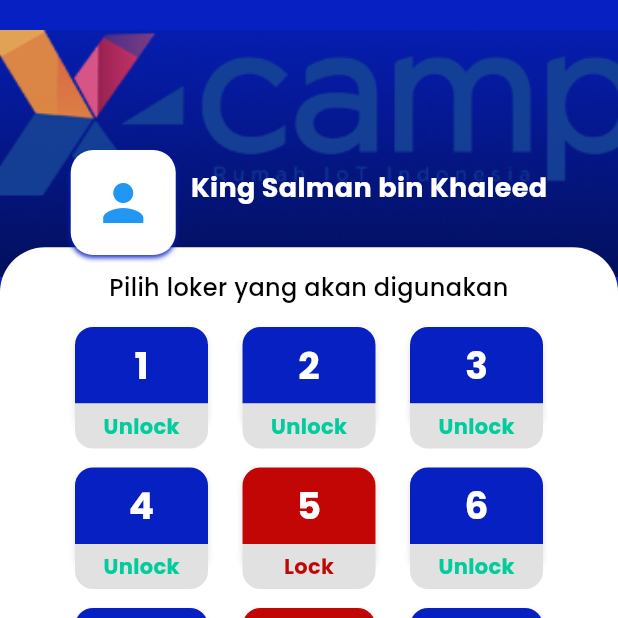
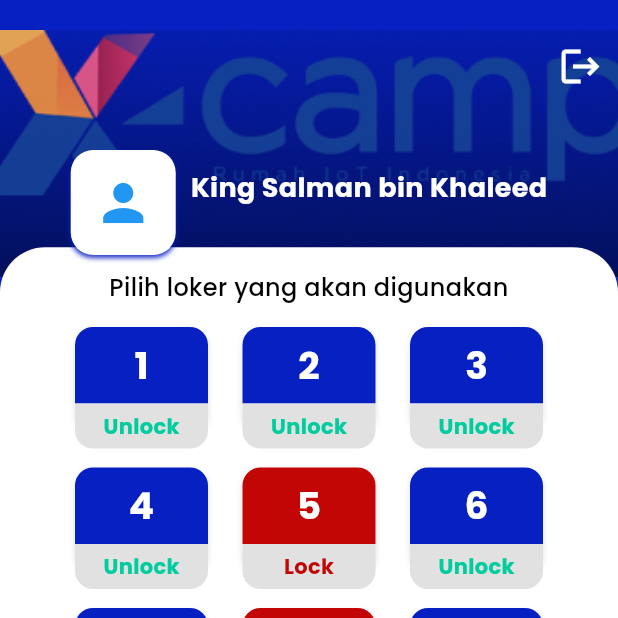
Before and after one commit to Imanrmd29/XLocker_V2, a Flutter app: the HomeScreen screen opened by its route, on a phone screen of 412 x 824 dp, the top half of it. Run offline on Flutter 3.47's test engine with Material 3 defaults, Android fonts, the phone set to English and light mode, and no system bars; accounts and stored records are empty.

Commit message:
Login Logout Done

```diff
--- a/lib/screens/home_screen.dart
+++ b/lib/screens/home_screen.dart
@@ -45,6 +45,20 @@ class HomeScreen extends StatelessWidget {
                   topRight: Radius.circular(30),
                 ),
               ),
+            ),
+          ),
+          // Tombol logout
+          Positioned(
+            top: 20, // Jarak dari atas
+            right: 1, // Jarak dari kanan
+            child: IconButton(
+              icon: const Icon(Icons.logout),
+              color: Colors.white, // Warna ikon
+              iconSize: 30, // Ukuran ikon
+              onPressed: () {
+                // Navigasi ke halaman login
+                Navigator.pushReplacementNamed(context, '/login');
+              },
             ),
           ),
           // Container untuk ikon profil, teks nama, dan teks tambahan
```
